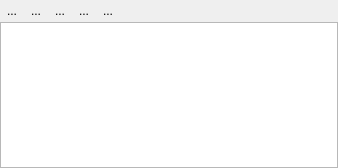
This is enmapbox/gui/ui/datasourcepanel.ui in jakimowb/enmapbox_testmigration2 as Qt 5 draws it before an edit. The edited form follows.
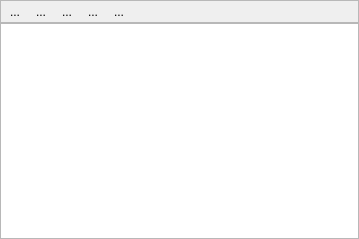
This is the edited form. Icons and pictures are not drawn. Custom widgets are drawn as their Qt base class.

Commit message: refactored dock widgets, addresses issue #240

What changed in the file:
```diff
--- a/enmapbox/gui/ui/datasourcepanel.ui
+++ b/enmapbox/gui/ui/datasourcepanel.ui
@@ -6,14 +6,38 @@
    <rect>
     <x>0</x>
     <y>0</y>
-    <width>338</width>
-    <height>168</height>
+    <width>359</width>
+    <height>239</height>
    </rect>
   </property>
+  <property name="sizePolicy">
+   <sizepolicy hsizetype="Preferred" vsizetype="Preferred">
+    <horstretch>1</horstretch>
+    <verstretch>0</verstretch>
+   </sizepolicy>
+  </property>
+  <property name="minimumSize">
+   <size>
+    <width>131</width>
+    <height>118</height>
+   </size>
+  </property>
+  <property name="maximumSize">
+   <size>
+    <width>524287</width>
+    <height>524287</height>
+   </size>
+  </property>
   <property name="windowTitle">
    <string>Data Sources</string>
   </property>
   <widget class="QFrame" name="dockWidgetContentsFrame">
+   <property name="sizePolicy">
+    <sizepolicy hsizetype="Preferred" vsizetype="Preferred">
+     <horstretch>0</horstretch>
+     <verstretch>0</verstretch>
+    </sizepolicy>
+   </property>
    <property name="frameShape">
     <enum>QFrame::NoFrame</enum>
    </property>
@@ -22,7 +46,7 @@
    </property>
    <layout class="QVBoxLayout" name="verticalLayout_2">
     <property name="spacing">
-     <number>1</number>
+     <number>0</number>
     </property>
     <property name="leftMargin">
      <number>0</number>
@@ -37,13 +61,35 @@
      <number>0</number>
     </property>
     <item>
-     <layout class="QHBoxLayout" name="horizontalLayout">
+     <widget class="QFrame" name="frame">
+      <property name="sizePolicy">
+       <sizepolicy hsizetype="Expanding" vsizetype="Fixed">
+        <horstretch>0</horstretch>
+        <verstretch>0</verstretch>
+       </sizepolicy>
+      </property>
+      <property name="frameShape">
+       <enum>QFrame::StyledPanel</enum>
+      </property>
+      <property name="frameShadow">
+       <enum>QFrame::Raised</enum>
+      </property>
+      <layout class="QHBoxLayout" name="horizontalLayout_2">
       <property name="spacing">
-       <number>0</number>
+        <number>2</number>
+       </property>
+       <property name="leftMargin">
+        <number>2</number>
       </property>
       <property name="topMargin">
        <number>0</number>
       </property>
+       <property name="rightMargin">
+        <number>2</number>
+       </property>
+       <property name="bottomMargin">
+        <number>0</number>
+       </property>
       <item>
        <widget class="QToolButton" name="btnAddSource">
         <property name="text">
@@ -130,16 +176,32 @@
         </property>
         <property name="sizeHint" stdset="0">
          <size>
-          <width>40</width>
+           <width>225</width>
           <height>20</height>
          </size>
         </property>
        </spacer>
       </item>
      </layout>
+     </widget>
     </item>
     <item>
      <widget class="DataSourceTreeView" name="dataSourceTreeView">
+      <property name="sizePolicy">
+       <sizepolicy hsizetype="Expanding" vsizetype="Expanding">
+        <horstretch>0</horstretch>
+        <verstretch>0</verstretch>
+       </sizepolicy>
+      </property>
+      <property name="minimumSize">
+       <size>
+        <width>0</width>
+        <height>0</height>
+       </size>
+      </property>
+      <property name="sizeAdjustPolicy">
+       <enum>QAbstractScrollArea::AdjustIgnored</enum>
+      </property>
       <property name="dragEnabled">
        <bool>true</bool>
       </property>
```
Left out of the diff: 3 changed lines with no effect on the pictures. Lines whose indentation alone changed are shown as unchanged. The commit also changes 3 other files.
